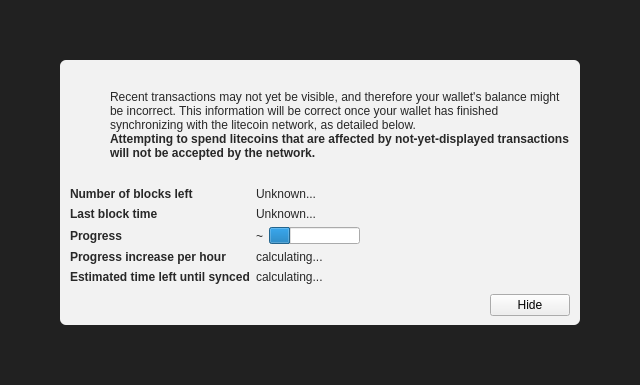
p0ns/chauchera-new, file src/qt/forms/modaloverlay.ui: the form before one commit.
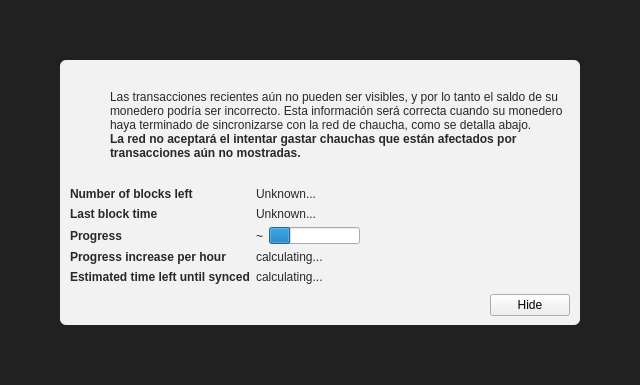
The form after the commit. Icons and pictures are not drawn. Custom widgets are drawn as their Qt base class.

Commit message: translate: se actualiza mensaje en modaloverlay.ui

Patch:
```diff
--- a/src/qt/forms/modaloverlay.ui
+++ b/src/qt/forms/modaloverlay.ui
@@ -130,7 +130,7 @@
              <item>
               <widget class="QLabel" name="infoText">
                <property name="text">
-                <string>Recent transactions may not yet be visible, and therefore your wallet's balance might be incorrect. This information will be correct once your wallet has finished synchronizing with the litecoin network, as detailed below.</string>
+                <string>Las transacciones recientes aún no pueden ser visibles, y por lo tanto el saldo de su monedero podría ser incorrecto. Esta información será correcta cuando su monedero haya terminado de sincronizarse con la red de chaucha, como se detalla abajo.</string>
                </property>
                <property name="textFormat">
                 <enum>Qt::RichText</enum>
@@ -149,7 +149,7 @@
                 </font>
                </property>
                <property name="text">
-                <string>Attempting to spend litecoins that are affected by not-yet-displayed transactions will not be accepted by the network.</string>
+                <string>La red no aceptará el intentar gastar chauchas que están afectados por transacciones aún no mostradas.</string>
                </property>
                <property name="textFormat">
                 <enum>Qt::RichText</enum>
```
